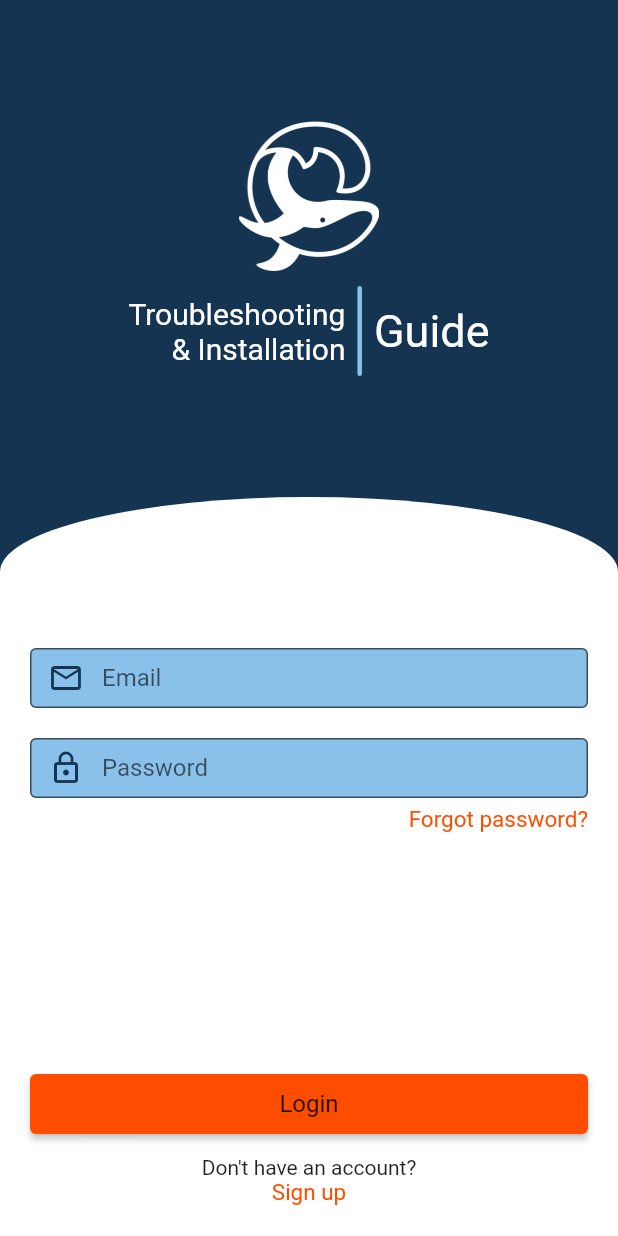
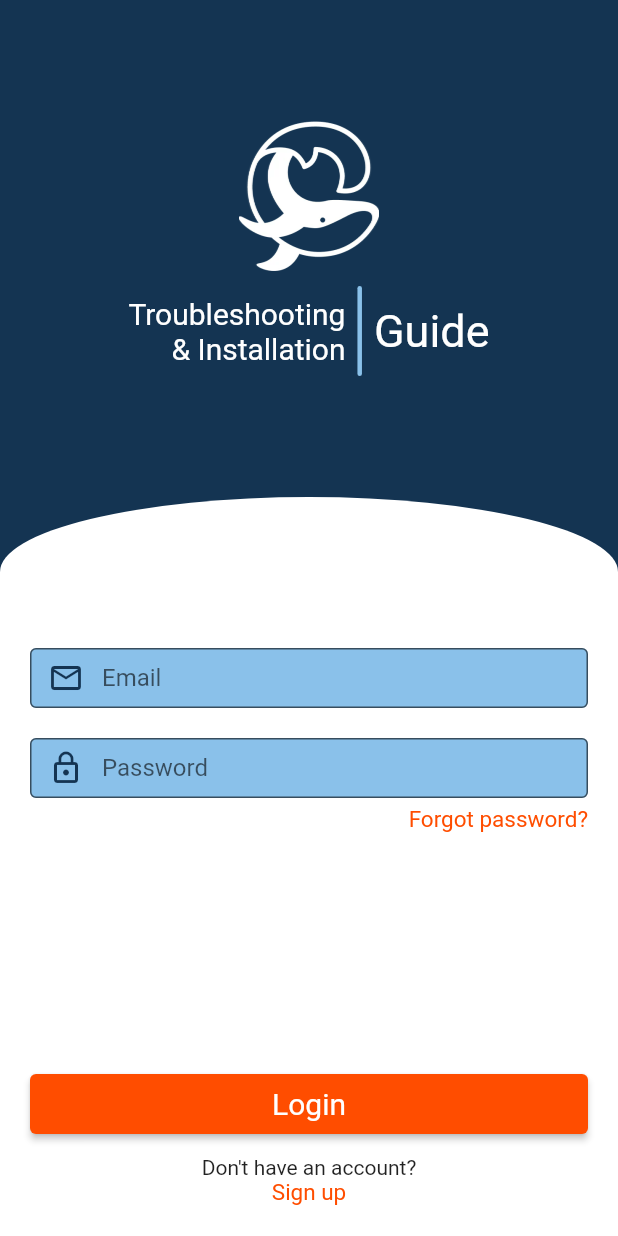
Before and after one commit to Mattias170624/Cetasol_App, a Flutter app: the screen it shows after launch, on a phone screen of 412 x 824 dp. Run offline on Flutter 3.47's test engine with Material 2 defaults, Android fonts, the phone set to English and light mode, and no system bars; our stand-ins replace cloud_firestore, firebase_core; accounts and stored records are empty.

Commit message:
Modified colorscheme in main.dart

```diff
--- a/lib/Widgets/LoginScreen/login_input_fields.dart
+++ b/lib/Widgets/LoginScreen/login_input_fields.dart
@@ -152,14 +152,22 @@ class _LoginInputFieldsState extends State<LoginInputFields> {
                     ),
                     child: Text(
                       'Login',
-                      style: Theme.of(context).textTheme.titleMedium,
+                      style: TextStyle(
+                        color: Theme.of(context).colorScheme.onSurface,
+                        fontSize: 20,
+                        fontWeight: FontWeight.w400,
+                      ),
                     ),
                   )
                 : CupertinoButton(
                     color: Theme.of(context).colorScheme.onPrimary,
                     child: Text(
                       'Login',
-                      style: Theme.of(context).textTheme.titleMedium,
+                      style: TextStyle(
+                        color: Theme.of(context).colorScheme.onSurface,
+                        fontSize: 20,
+                        fontWeight: FontWeight.w400,
+                      ),
                     ),
                     onPressed: () {},
                   ),
--- a/lib/main.dart
+++ b/lib/main.dart
@@ -26,6 +26,7 @@ class MyApp extends StatelessWidget {
     SystemChrome.setSystemUIOverlayStyle(
       SystemUiOverlayStyle(
         statusBarColor: Theme.of(context).colorScheme.onSecondary,
+        statusBarIconBrightness: Brightness.dark,
       ),
     );
     return Platform.isAndroid
```
